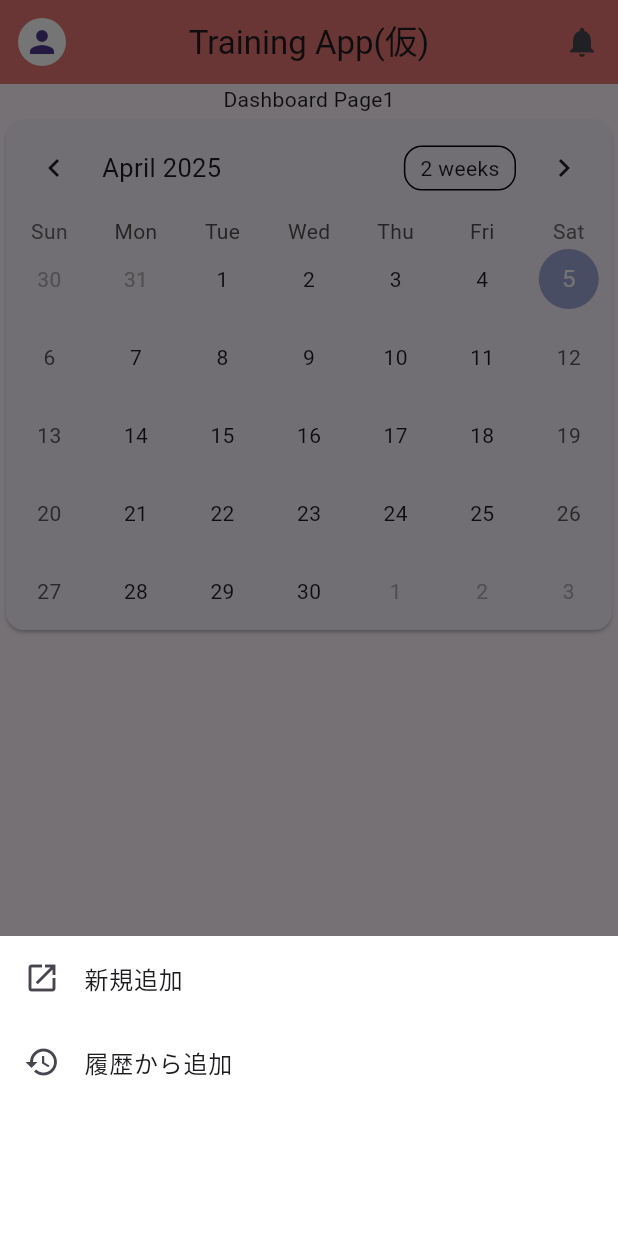
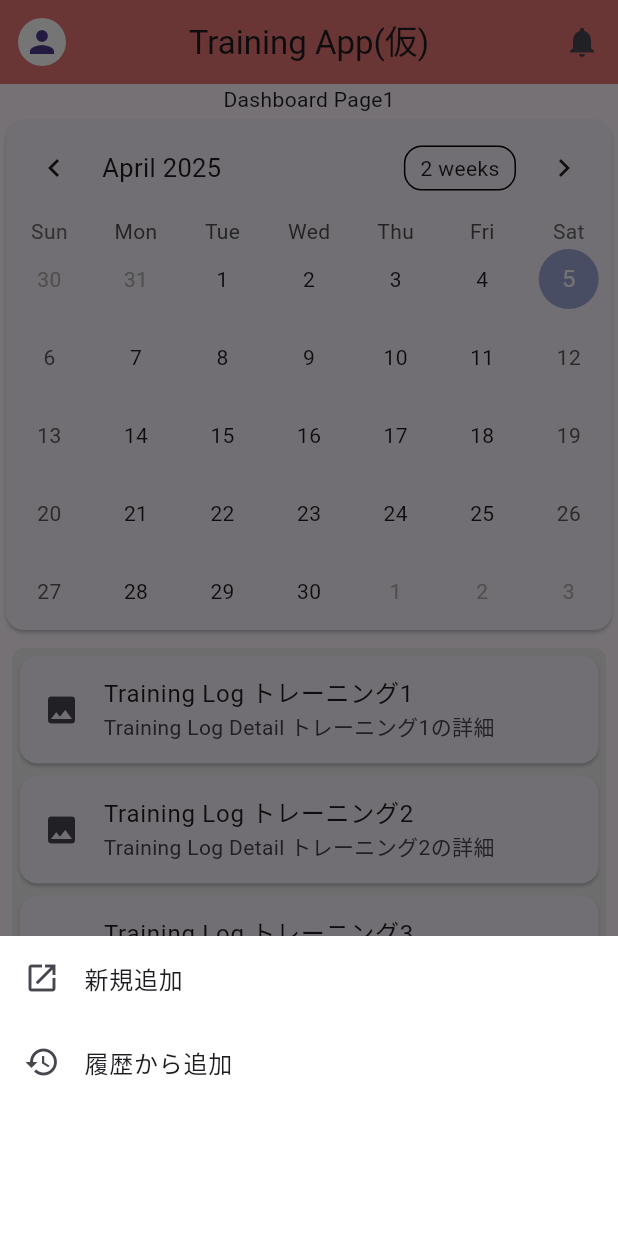
Before and after one commit to taki-umi/training-log-app-flutter, a Flutter app: the screen it shows after launch, after a tap on the "add" icon, on a phone screen of 412 x 824 dp. Run offline on Flutter 3.47's test engine with Material 3 defaults, Android fonts, the phone set to English and light mode, and no system bars; drawn by our look-alikes of table_calendar; our stand-ins replace firebase_core; accounts and stored records are empty.

Commit message:
ダッシュボード画面、サンプルトレーニング記録画面追加

```diff
--- a/lib/src/core/components/custom_navigation_bar.dart
+++ b/lib/src/core/components/custom_navigation_bar.dart
@@ -25,12 +25,12 @@ class CustomNavigationBar extends StatelessWidget {
           label: 'Dashboard',
         ),
         BottomNavigationBarItem(
+          icon: Icon(Icons.timeline),
+          label: 'Timeline',
+        ),
+        BottomNavigationBarItem(
           icon: Icon(Icons.bar_chart),
           label: 'Charts',
-        ),
-        BottomNavigationBarItem(
-          icon: Icon(Icons.timeline),
-          label: 'Timeline',
         ),
         BottomNavigationBarItem(
           icon: Icon(Icons.settings),
--- /dev/null
+++ b/lib/src/domain/model/training.dart
@@ -0,0 +1,22 @@
+// トレーニング記録のドメインモデル
+class Training {
+  /// トレーニングID
+  int id = 0;
+
+  /// ユーザーID
+  String userId = '';
+
+  /// タイトル
+  String title = '';
+
+  /// 詳細
+  String detail = '';
+
+  /// コンストラクタ
+  Training({
+    required this.id,
+    required this.userId,
+    required this.title,
+    required this.detail,
+  });
+}
--- /dev/null
+++ b/lib/src/domain/model/training_list.dart
@@ -0,0 +1,20 @@
+// トレーニング記録リストのドメインモデル
+
+import 'training.dart';
+
+class TrainingList {
+  final List<Training> trainingList;
+
+  // コンストラクタ
+  TrainingList({required this.trainingList});
+
+  // トレーニング記録リストの取得
+  //
+  // リストの要素は変更不可
+  List<Training> get asList => List.unmodifiable(trainingList);
+
+  // トレーニング記録リストの追加
+  void add(Training training) {
+    trainingList.add(training);
+  }
+}
--- /dev/null
+++ b/lib/src/domain/repository/training_repository.dart
@@ -0,0 +1,12 @@
+// トレーニング記録のRepository
+
+import 'package:training_log_app/src/domain/model/training_list.dart';
+
+import '../model/training.dart';
+
+abstract class TrainingRepository {
+  Future<TrainingList> getTrainings();
+  Future<void> addTraining(Training training);
+  Future<void> updateTraining(Training training);
+  Future<void> deleteTraining(Training training);
+}
--- /dev/null
+++ b/lib/src/domain/service/traning_service.dart
@@ -0,0 +1,31 @@
+// トレーニング記録のService
+import 'package:training_log_app/src/domain/model/training_list.dart';
+import 'package:training_log_app/src/domain/repository/training_repository.dart';
+import 'package:training_log_app/src/persistence/training_persistence.dart';
+import '../model/training.dart';
+
+class TrainingService {
+  final TrainingRepository repository;
+
+  TrainingService(TrainingPersistence persistence) : repository = persistence;
+
+  // トレーニング記録の取得
+  Future<TrainingList> getTrainings() async {
+    return await repository.getTrainings();
+  }
+
+  // トレーニング記録の追加
+  Future<void> addTraining(Training training) async {
+    return await repository.addTraining(training);
+  }
+
+  // トレーニング記録の更新
+  Future<void> updateTraining(Training training) async {
+    return await repository.updateTraining(training);
+  }
+
+  // トレーニング記録の削除
+  Future<void> deleteTraining(Training training) async {
+    return await repository.deleteTraining(training);
+  }
+}
--- a/lib/src/features/dashboard/components/dashboard_page.dart
+++ b/lib/src/features/dashboard/components/dashboard_page.dart
@@ -1,5 +1,6 @@
 import 'package:flutter/material.dart';
 import 'package:training_log_app/src/core/components/base_page.dart';
+import 'package:training_log_app/src/features/dashboard/components/training_log_list.dart';
 
 import 'training_add_button.dart';
 import 'training_log_calendar.dart';
@@ -13,15 +14,25 @@ class DashboardPage extends BasePage {
   @override
   Widget build(BuildContext context) {
     return Scaffold(
-      body: SingleChildScrollView(
-        child: Column(
-          children: [
-            const Center(
-              child: Text('Dashboard Page1'),
-            ),
-            const TrainingLogCalendar(), // カレンダー コンポーネント
-          ],
-        ),
+      // body: ListView(
+      //   child: Column(
+      //     children: [
+      //       const Center(
+      //         child: Text('Dashboard Page1'),
+      //       ),
+      //       const TrainingLogCalendar(), // カレンダー コンポーネント
+      //       const TrainingLogList(), // トレーニングリスト コンポーネント
+      //     ],
+      //   ),
+      // ),
+      body: ListView(
+        children: const [
+          Center(
+            child: Text('Dashboard Page1'),
+          ),
+          TrainingLogCalendar(), // カレンダー コンポーネント
+          TrainingLogList(), // トレーニングリスト コンポーネント
+        ],
       ),
       floatingActionButton: const TrainingAddButton(), // トレーニング追加ボタン
     );
--- /dev/null
+++ b/lib/src/features/dashboard/components/training_log_list.dart
@@ -0,0 +1,61 @@
+import 'package:flutter/material.dart';
+import 'package:training_log_app/src/domain/model/training_list.dart';
+import 'package:training_log_app/src/persistence/training_persistence.dart';
+
+import '../../../domain/service/traning_service.dart';
+
+class TrainingLogList extends StatefulWidget {
+  const TrainingLogList({super.key});
+
+  @override
+  State<TrainingLogList> createState() => _TrainingLogListState();
+}
+
+class _TrainingLogListState extends State<TrainingLogList> {
+  final TrainingService _trainingService =
+      TrainingService(TrainingPersistence());
+  @override
+  Widget build(BuildContext context) {
+    return listCard();
+  }
+
+  Widget listCard() {
+    return FutureBuilder(
+      future: _trainingService.getTrainings(), // Fetch the data asynchronously
+      builder: (context, snapshot) {
+        if (snapshot.connectionState == ConnectionState.waiting) {
+          return const CircularProgressIndicator(); // Show a loading indicator while waiting
+        }
+        if (snapshot.hasError) {
+          return Text('Error: ${snapshot.error}'); // Handle errors
+        }
+        if (snapshot.hasData) {
+          final trainings =
+              snapshot.data as TrainingList; // Cast the data to a List
+          return Container(
+            margin: const EdgeInsets.symmetric(
+                vertical: 8.0, horizontal: 8.0), // 外側の余白
+            decoration: BoxDecoration(
+              border: Border.all(color: Colors.transparent), // 枠線をなしに設定
+              borderRadius: BorderRadius.circular(8.0), // 角丸
+              color: Colors.grey[200], // 背景色
+            ),
+            child: Column(
+              children: trainings.asList.map((training) {
+                return Card(
+                  child: ListTile(
+                    leading: const Icon(Icons.photo),
+                    title: Text('Training Log ${training.title}'),
+                    subtitle: Text('Training Log Detail ${training.detail}'),
+                  ),
+                );
+              }).toList(),
+            ),
+          );
+        }
+        return const Text(
+            'No data available'); // Handle the case where no data is returned
+      },
+    );
+  }
+}
--- a/lib/src/features/training_add/components/training_log_page.dart
+++ b/lib/src/features/training_add/components/training_log_page.dart
@@ -4,7 +4,7 @@ import 'package:training_log_app/src/core/components/base_page.dart';
 class TrainingLogPage extends BasePage {
   const TrainingLogPage({super.key});
 
-  static const title = 'Training Log Page';
+  static final String title = DateTime.now().toLocal().toString().split(' ')[0];
 
   @override
   Widget build(BuildContext context) {
@@ -15,7 +15,7 @@ class TrainingLogPage extends BasePage {
               Navigator.pop(context); // 1つ前の画面に戻る
             },
             icon: Icon(Icons.arrow_back_ios)),
-        title: const Text(title),
+        title: Text(title),
         actions: [
           IconButton(
             icon: const Icon(Icons.more_horiz),
@@ -25,8 +25,49 @@ class TrainingLogPage extends BasePage {
           ),
         ],
       ),
-      body: const Center(
-        child: Text(title),
+      body: Center(
+        child: Column(
+          children: [
+            const Text('Training Log Page'),
+            ElevatedButton.icon(
+              onPressed: () {
+                showModalBottomSheet(
+                  context: context,
+                  builder: (BuildContext context) {
+                    return Container(
+                      color: Colors.white,
+                      padding: const EdgeInsets.all(16),
+                      child: Column(
+                        mainAxisSize: MainAxisSize.min,
+                        children: [
+                          ListTile(
+                            leading: Icon(Icons.open_in_new),
+                            title: Text('New Training'),
+                            onTap: () {
+                              Navigator.pop(context);
+                              Navigator.pushNamed(context, '/add_training');
+                            },
+                          ),
+                        ],
+                      ),
+                    );
+                  },
+                );
+              },
+              style: ElevatedButton.styleFrom(
+                shape: RoundedRectangleBorder(
+                  borderRadius: BorderRadius.circular(12),
+                ),
+                backgroundColor: Colors.redAccent.shade100,
+              ),
+              icon: Icon(Icons.add, color: Colors.grey.shade700),
+              label: Text(
+                'Add Training',
+                style: TextStyle(color: Colors.grey.shade700),
+              ),
+            ),
+          ],
+        ),
       ),
     );
   }
--- /dev/null
+++ b/lib/src/persistence/training_persistence.dart
@@ -0,0 +1,45 @@
+import 'package:training_log_app/src/domain/model/training.dart';
+import 'package:training_log_app/src/domain/model/training_list.dart';
+import 'package:training_log_app/src/domain/repository/training_repository.dart';
+
+class TrainingPersistence implements TrainingRepository {
+  @override
+  Future<TrainingList> getTrainings() {
+    // throw UnimplementedError();
+    return Future.value(TrainingList(trainingList: [
+      Training(
+        id: 1,
+        userId: 'USER1',
+        title: 'トレーニング1',
+        detail: 'トレーニング1の詳細',
+      ),
+      Training(
+        id: 2,
+        userId: 'USER1',
+        title: 'トレーニング2',
+        detail: 'トレーニング2の詳細',
+      ),
+      Training(
+        id: 3,
+        userId: 'USER1',
+        title: 'トレーニング3',
+        detail: 'トレーニング3の詳細',
+      ),
+    ]));
+  }
+
+  @override
+  Future<void> addTraining(Training training) {
+    throw UnimplementedError();
+  }
+
+  @override
+  Future<void> deleteTraining(Training training) {
+    throw UnimplementedError();
+  }
+
+  @override
+  Future<void> updateTraining(Training training) {
+    throw UnimplementedError();
+  }
+}
```
